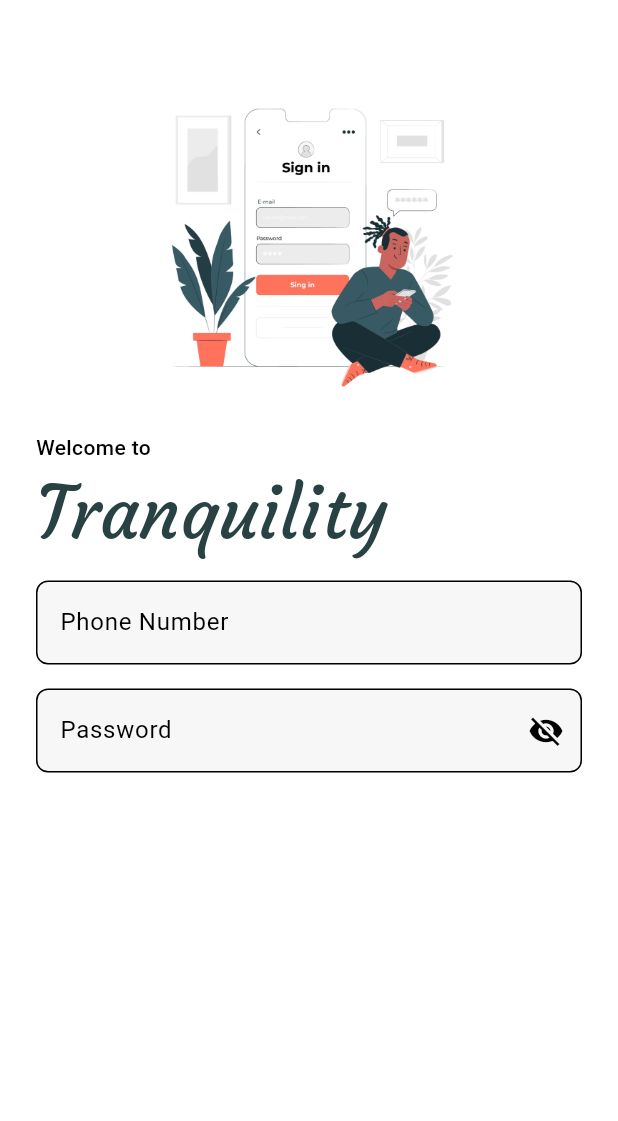
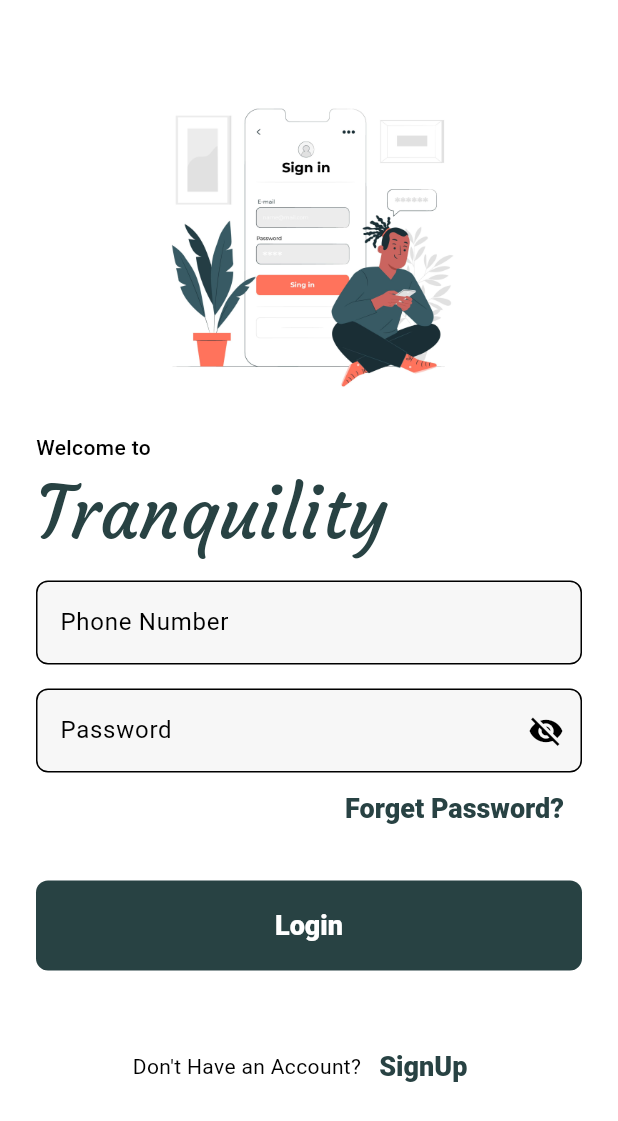
Before and after one commit to ahmedhussien12/tranquility, a Flutter app: the screen it shows after launch, on a phone screen of 412 x 824 dp. Shown: the top 1121 px of the screen. Run offline on Flutter 3.47's test engine with Material 3 defaults, Android fonts, the phone set to English and light mode, and no system bars.

Commit message:
second update

```diff
--- /dev/null
+++ b/lib/core/helper.dart
@@ -0,0 +1,8 @@
+import 'package:flutter/material.dart';
+final navigatorKey = GlobalKey<NavigatorState>();
+Future<dynamic> navigateTo(Widget page,{bool keepHistory = true}){
+  return Navigator.pushAndRemoveUntil(navigatorKey.currentContext!,
+      MaterialPageRoute(builder: (context)=> page) ,
+          (route)=> keepHistory
+  );
+}
--- a/lib/main.dart
+++ b/lib/main.dart
@@ -34,11 +34,29 @@ class MyApp extends StatelessWidget {
         inputDecorationTheme: InputDecorationTheme(
           filled: true,
           fillColor: Color(0xffACACAC).withOpacity(.1),
-          border: OutlineInputBorder(
-              borderRadius: BorderRadius.circular(8)
+          border: OutlineInputBorder(borderRadius: BorderRadius.circular(8)),
+          enabledBorder:
+              OutlineInputBorder(borderRadius: BorderRadius.circular(8)),
+        ),
+        filledButtonTheme: FilledButtonThemeData(
+          style: FilledButton.styleFrom(
+            textStyle: TextStyle(
+              fontSize: 18,
+              fontWeight: FontWeight.w800,
+            ),
+            fixedSize: Size.fromHeight(60),
+            shape: RoundedRectangleBorder(
+              borderRadius: BorderRadius.circular(8),
+            ),
           ),
-          enabledBorder: OutlineInputBorder(
-              borderRadius: BorderRadius.circular(8)
+        ),
+        textButtonTheme: TextButtonThemeData(
+          style: TextButton.styleFrom(
+            textStyle: TextStyle(
+              fontSize: 18,
+              fontWeight: FontWeight.w800,
+              color: Theme.of(context).primaryColor
+            ),
           ),
         ),
       ),
--- a/lib/screens/login.dart
+++ b/lib/screens/login.dart
@@ -18,7 +18,7 @@ class _LoginState extends State<Login> {
           child: Padding(
             padding: const EdgeInsets.symmetric(vertical: 52, horizontal: 24),
             child: Column(
-              crossAxisAlignment: CrossAxisAlignment.start,
+              crossAxisAlignment: CrossAxisAlignment.stretch,
               children: [
                 Image.asset(
                   "asset/images/login.png",
@@ -63,6 +63,30 @@ class _LoginState extends State<Login> {
                     ),
                   ),
                 ),
+                Align(
+                  alignment: AlignmentDirectional.centerEnd,
+                  child: TextButton(
+                    onPressed: () {},
+                    child: Text("Forget Password?"),
+                  ),
+                ),
+                SizedBox(
+                  height: 24,
+                ),
+                FilledButton(
+                  onPressed: () {},
+                  child: Text("Login"),
+                ),
+                SizedBox(
+                  height: 40,
+                ),
+                Row(
+                  mainAxisAlignment: MainAxisAlignment.center,
+                  children: [
+                    Text("Don't Have an Account?"),
+                    TextButton(onPressed: () {}, child: Text("SignUp"))
+                  ],
+                ),
               ],
             ),
           ),
```
